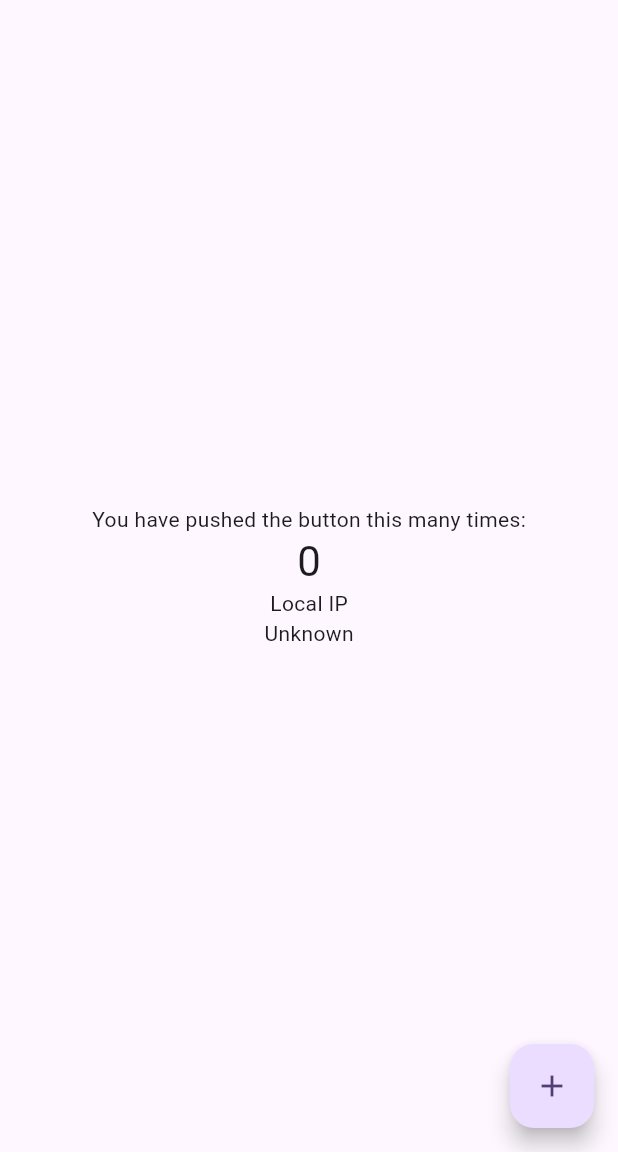
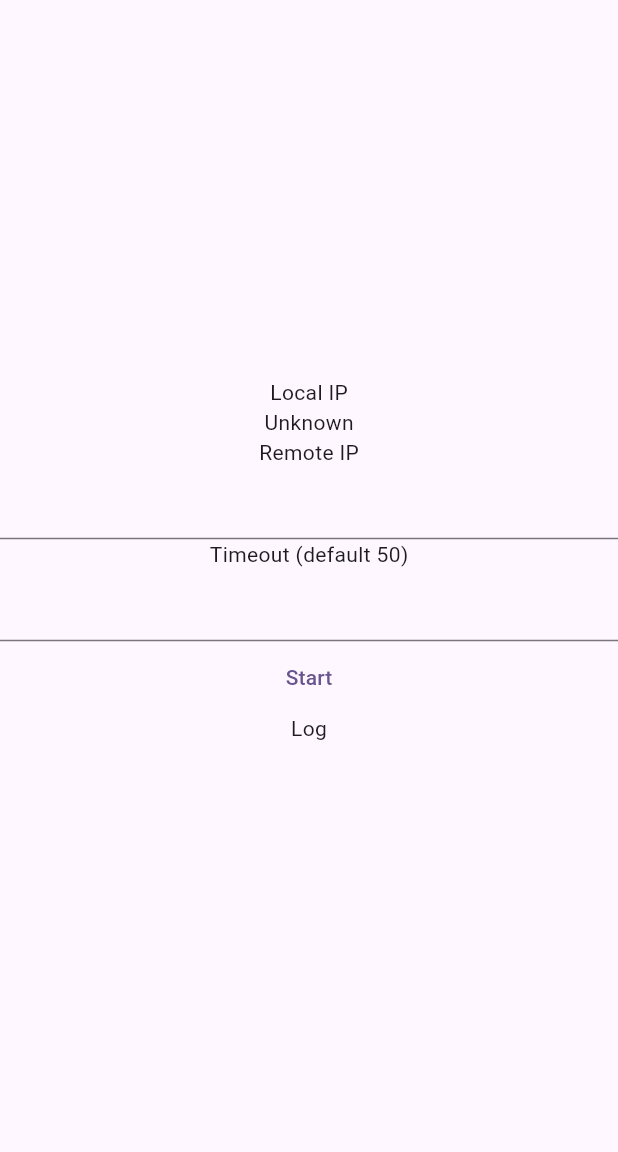
Before and after one commit to RubenGarcia/dartGrpcTimeoutIssue, a Flutter app: the screen it shows after launch, on a phone screen of 412 x 824 dp, the part 84-1236 px from its top. Run offline on Flutter 3.47's test engine with Material 2 defaults, Android fonts, the phone set to English and light mode, and no system bars; our stand-ins replace fixnum; missing offline and left inert: grpc, network_info_plus, protobuf.

Commit message:
Create client

```diff
--- a/client/lib/main.dart
+++ b/client/lib/main.dart
@@ -1,7 +1,7 @@
+import 'package:client/test.pbgrpc.dart';
 import 'package:flutter/material.dart';
+import 'package:grpc/grpc.dart';
 import 'package:network_info_plus/network_info_plus.dart';
-
-
 
 void main() {
   runApp(const MyApp());
@@ -58,19 +58,12 @@ class MyHomePage extends StatefulWidget {
 }
 
 class _MyHomePageState extends State<MyHomePage> {
-  int _counter = 0;
   String? myIP;
-
-  void _incrementCounter() {
-    setState(() {
-      // This call to setState tells the Flutter framework that something has
-      // changed in this State, which causes it to rerun the build method below
-      // so that the display can reflect the updated values. If we changed
-      // _counter without calling setState(), then the build method would not be
-      // called again, and so nothing would appear to happen.
-      _counter++;
-    });
-  }
+  String remoteIP = "";
+  String log = "";
+  bool running = false;
+  MyServiceClient? myServiceClient;
+  int timeout = 50;
 
   Future<void> getIP () async {
     if (myIP != null) {
@@ -80,6 +73,52 @@ class _MyHomePageState extends State<MyHomePage> {
     String? ip= await info.getWifiIP();
     setState(() {
       myIP = ip;
+      if (ip != null) {
+        remoteIP = ip;
+      }
+    });
+  }
+
+  void resetWidget(){
+    setState((){});
+  }
+
+  void grpc() async{
+    if (running) {
+      return;
+    }
+    setState(() {
+      running = true;
+      log = "Started $remoteIP, timeout: $timeout";
+    });
+
+    ChannelOptions options = ChannelOptions(
+        credentials: const ChannelCredentials.insecure(),
+        codecRegistry:
+          CodecRegistry(codecs: const [GzipCodec(), IdentityCodec()])
+    );
+    ClientChannel channel=ClientChannel(remoteIP, port: 25000, options: options);
+    myServiceClient = MyServiceClient(channel);
+    resetWidget();
+    CallOptions callOptions=CallOptions(timeout: Duration (milliseconds: timeout));
+    MyRequest request = MyRequest();
+    request.a=true;
+    request.b=true;
+    request.c=true;
+    for (int j=0;j<5;j++) {
+      try {
+        MyResponse response = await myServiceClient!.getService(
+            request, options: callOptions);
+        log += "\nGood response";
+      } on GrpcError catch (e) {
+        log +=
+        "\nGRPC error: code ${e.code}, codename ${e.codeName}, message ${e
+            .message}";
+      }
+    }
+    setState(() {
+      log+= "\nEnded";
+      running = false;
     });
   }
 
@@ -88,58 +127,41 @@ class _MyHomePageState extends State<MyHomePage> {
     if (myIP == null) {
       getIP();
     }
-    // This method is rerun every time setState is called, for instance as done
-    // by the _incrementCounter method above.
-    //
-    // The Flutter framework has been optimized to make rerunning build methods
-    // fast, so that you can just rebuild anything that needs updating rather
-    // than having to individually change instances of widgets.
     return Scaffold(
       appBar: AppBar(
-        // TRY THIS: Try changing the color here to a specific color (to
-        // Colors.amber, perhaps?) and trigger a hot reload to see the AppBar
-        // change color while the other colors stay the same.
         backgroundColor: Theme.of(context).colorScheme.inversePrimary,
-        // Here we take the value from the MyHomePage object that was created by
-        // the App.build method, and use it to set our appbar title.
         title: Text(widget.title),
       ),
       body: Center(
-        // Center is a layout widget. It takes a single child and positions it
-        // in the middle of the parent.
         child: Column(
-          // Column is also a layout widget. It takes a list of children and
-          // arranges them vertically. By default, it sizes itself to fit its
-          // children horizontally, and tries to be as tall as its parent.
-          //
-          // Column has various properties to control how it sizes itself and
-          // how it positions its children. Here we use mainAxisAlignment to
-          // center the children vertically; the main axis here is the vertical
-          // axis because Columns are vertical (the cross axis would be
-          // horizontal).
-          //
-          // TRY THIS: Invoke "debug painting" (choose the "Toggle Debug Paint"
-          // action in the IDE, or press "p" in the console), to see the
-          // wireframe for each widget.
           mainAxisAlignment: MainAxisAlignment.center,
           children: <Widget>[
-            const Text(
-              'You have pushed the button this many times:',
+            const Text("Local IP"),
+            Text(myIP==null?"Unknown":myIP!),
+            const Text("Remote IP"),
+            TextFormField(
+              onChanged: (text){remoteIP = text;},
+              initialValue: remoteIP,
             ),
-            Text(
-              '$_counter',
-              style: Theme.of(context).textTheme.headlineMedium,
+            const Text("Timeout (default 50)"),
+            TextFormField(
+              onChanged: (text){
+                int? t = int.parse(text);
+                if (t != null) {
+                  timeout = t;
+                }
+                },
+              initialValue: remoteIP,
             ),
-            Text("Local IP"),
-            Text(myIP==null?"Unknown":myIP!),
-          ],
+            TextButton(
+              onPressed: grpc,
+              child: Text(running?'Waiting':'Start'),
+            ),
+            const Text("Log"),
+            Text(log),
+          ]
         ),
       ),
-      floatingActionButton: FloatingActionButton(
-        onPressed: _incrementCounter,
-        tooltip: 'Increment',
-        child: const Icon(Icons.add),
-      ), // This trailing comma makes auto-formatting nicer for build methods.
     );
   }
 }
```
Also changed, not shown: 1 other file.
